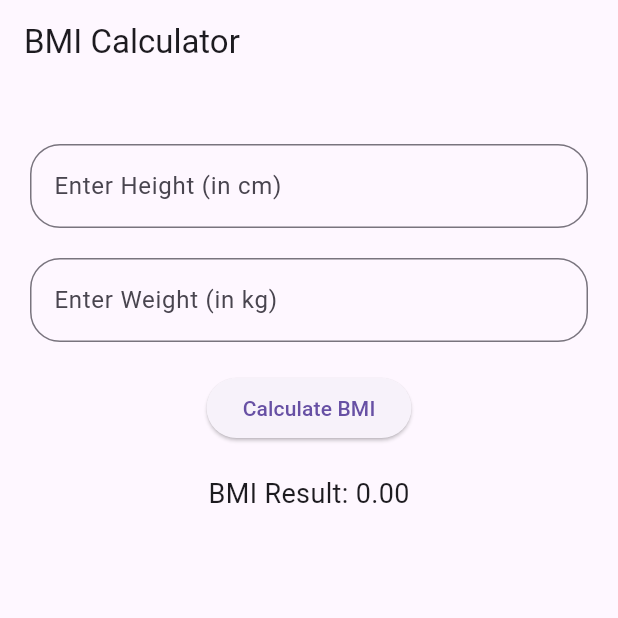
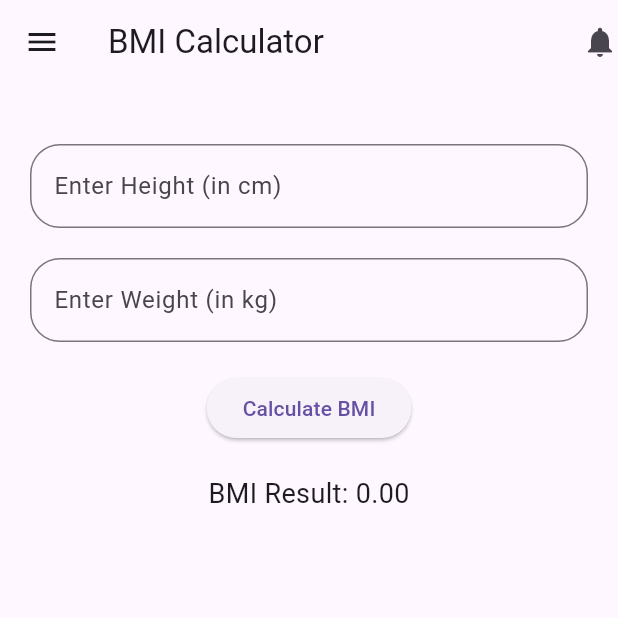
Before and after one commit to kwinayanajith/BMI-Calculate, a Flutter app: the screen it shows after launch, on a phone screen of 412 x 824 dp, the top half of it. Run offline on Flutter 3.47's test engine with Material 3 defaults, Android fonts, the phone set to English and light mode, and no system bars.

```diff
--- a/bmi_calculator/lib/Page 01.dart
+++ b/bmi_calculator/lib/Page 01.dart
@@ -73,6 +73,8 @@ class _BMI_CalculatorState extends State<BMI_Calculator> {
     return Scaffold(
       appBar: AppBar(
         title: Text('BMI Calculator'),
+        leading: IconButton(icon: Icon(Icons.menu), onPressed: () {  },), // Add the leading icon here
+        actions: [Icon(Icons.notifications)],
       ),
       body: Padding(
         padding: const EdgeInsets.all(20.0),
--- a/bmi_calculator/lib/homePage.dart
+++ b/bmi_calculator/lib/homePage.dart
@@ -25,6 +25,7 @@ class _HomePageState extends State<HomePage> {
     return Scaffold(
       backgroundColor: Colors.white,
       appBar: AppBar(
+        leading: Icon(Icons.menu,color: Colors.black54),
         title: Center(child: Text("BMI Calculator")),
       ),
       body: Column(
--- a/bmi_calculator/pubspec.yaml
+++ b/bmi_calculator/pubspec.yaml
@@ -59,8 +59,8 @@ flutter:
   uses-material-design: true
 
   # To add assets to your application, add an assets section, like this:
-  assets:
-    - images/a_dot_burr.jpeg
+  # assets:
+  # - images/a_dot_burr.jpeg
   #   - images/a_dot_ham.jpeg
 
   # An image asset can refer to one or more resolution-specific "variants", see
```
